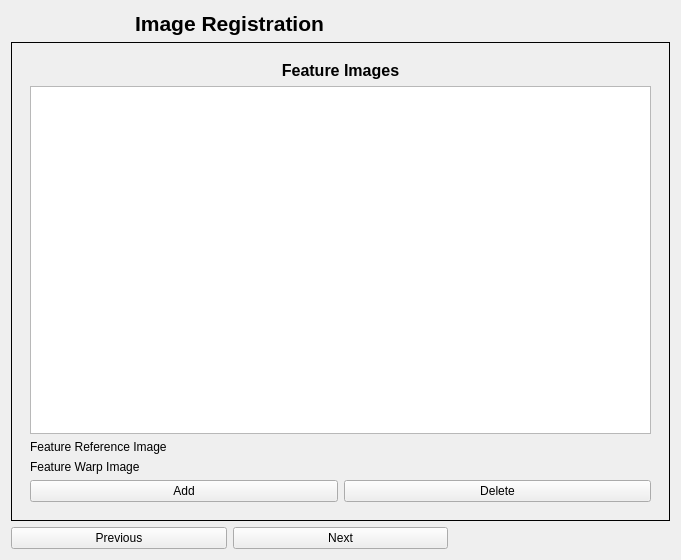
Before: the Qt Designer form image_registration/image_registration_dialog_base.ui in AUGSignals/qgis-plugins, drawn with Qt 5.
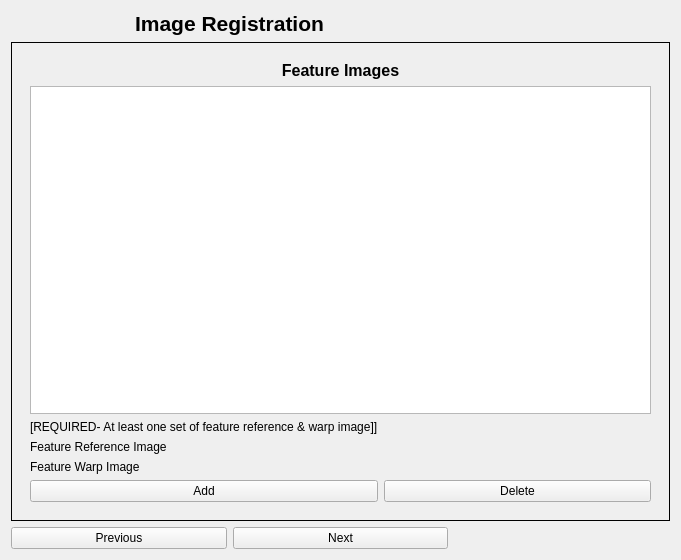
After: the same form once the commit is applied. The open tabs and pages were chosen to show the change. Custom widgets are drawn as their Qt base class.

Commit message: Added check for empty warp and reference filenames

The edit to the form file:
```diff
--- a/image_registration/image_registration_dialog_base.ui
+++ b/image_registration/image_registration_dialog_base.ui
@@ -321,7 +321,7 @@
          <item row="13" column="0">
           <widget class="QLabel" name="originalReferenceImageLabel">
            <property name="text">
-            <string>Original Reference Image</string>
+            <string>Original Reference Image [*]</string>
            </property>
           </widget>
          </item>
@@ -341,7 +341,7 @@
          <item row="14" column="0">
           <widget class="QLabel" name="originalWarpImageLabel">
            <property name="text">
-            <string>Original Warp Image</string>
+            <string>Original Warp Image [*]</string>
            </property>
           </widget>
          </item>
@@ -360,6 +360,13 @@
          </item>
         </layout>
        </item>
+       <item row="1" column="0">
+        <widget class="QLabel" name="label_5">
+         <property name="text">
+          <string>[*] Denotes a required field</string>
+         </property>
+        </widget>
+       </item>
       </layout>
      </widget>
      <widget class="QWidget" name="page_2">
@@ -469,7 +476,7 @@
           <item row="1" column="0" colspan="2">
            <widget class="QListWidget" name="featureImageList"/>
           </item>
-          <item row="2" column="0" colspan="2">
+          <item row="3" column="0" colspan="2">
            <layout class="QFormLayout" name="formLayout_3">
             <item row="0" column="0">
              <widget class="QLabel" name="featureReferenceImageLabel">
@@ -507,20 +514,27 @@
             </item>
            </layout>
           </item>
-          <item row="3" column="0">
-           <widget class="QPushButton" name="featureImageAddButton">
-            <property name="text">
-             <string>Add</string>
-            </property>
-           </widget>
-          </item>
-          <item row="3" column="1">
+          <item row="4" column="1">
            <widget class="QPushButton" name="featureImageDeleteButton">
             <property name="text">
              <string>Delete</string>
             </property>
            </widget>
           </item>
+          <item row="4" column="0">
+           <widget class="QPushButton" name="featureImageAddButton">
+            <property name="text">
+             <string>Add</string>
+            </property>
+           </widget>
+          </item>
+          <item row="2" column="0">
+           <widget class="QLabel" name="label_2">
+            <property name="text">
+             <string>[REQUIRED- At least one set of feature reference &amp; warp image]]</string>
+            </property>
+           </widget>
+          </item>
          </layout>
         </widget>
        </item>
```
The commit also changes 3 other files.
